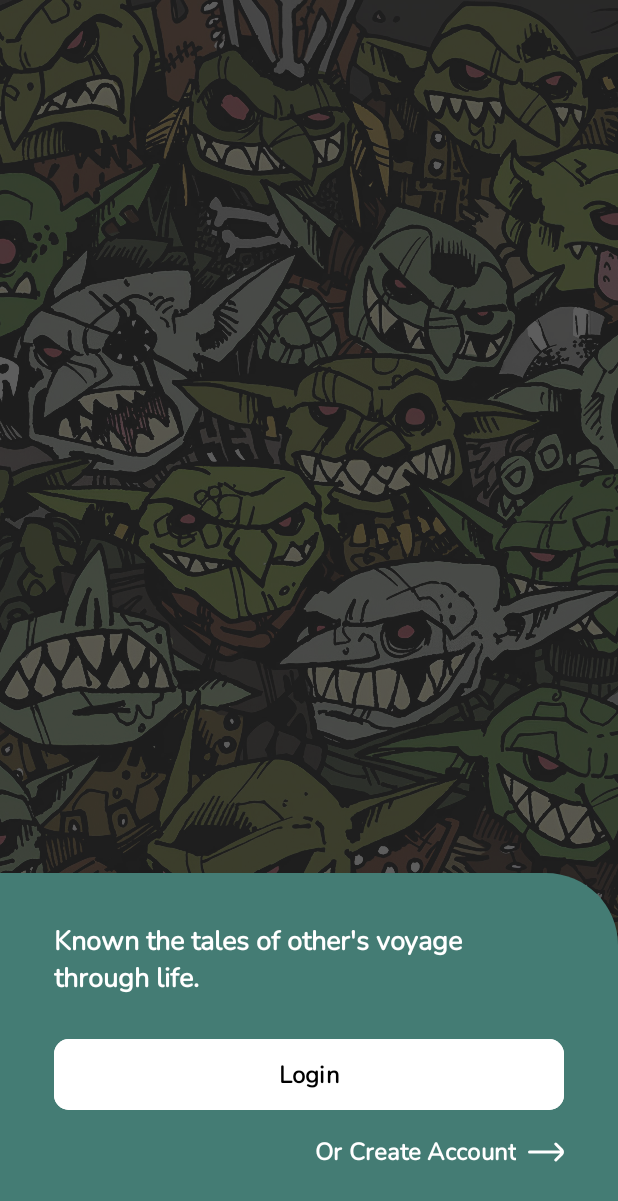
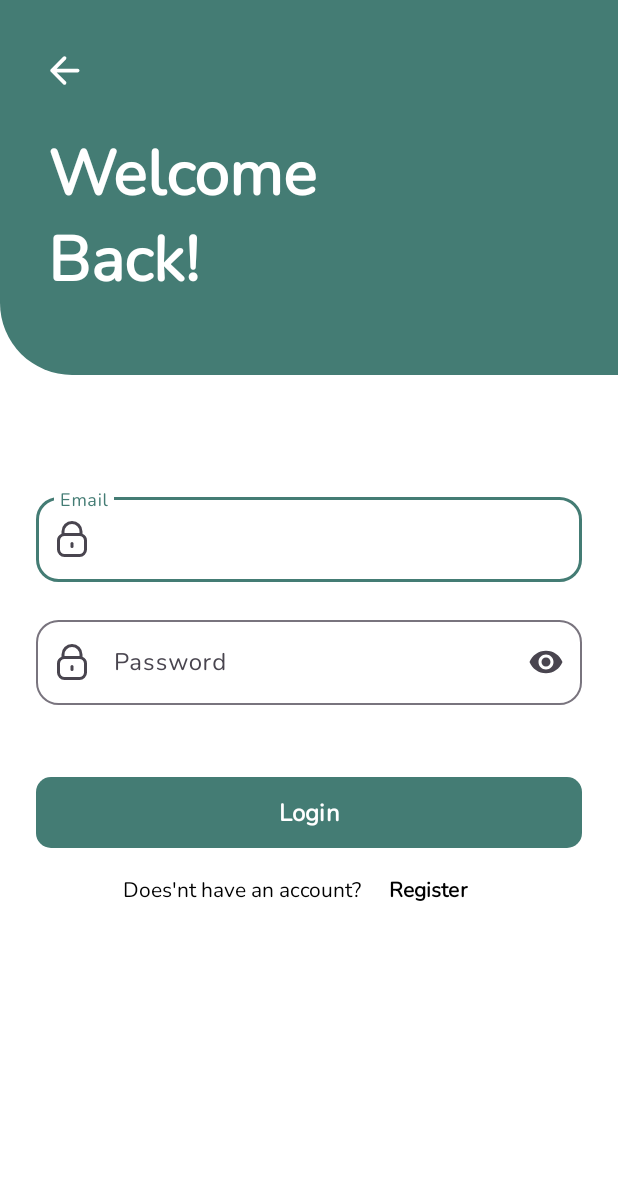
Before and after one commit to FaishalMukhammadSyarief/VoyageOfLife, an Android app: the screen it shows after launch (WelcomeActivity before the commit, LoginActivity after it), after a tap on "Login", on a phone screen of 412 x 824 dp. Shown: the top 1201 px of the screen. Run offline under Robolectric (Android 15) with nearby library versions, the phone set to English and light mode, and no system bars; our stand-ins replace Dagger/Hilt's generated code, data binding.

Commit message:
[CREATE] Login Screen UI

```diff
--- /dev/null
+++ b/app/src/main/java/com/zhalz/voyageoflife/ui/LoginActivity.kt
@@ -0,0 +1,27 @@
+package com.zhalz.voyageoflife.ui
+
+import android.os.Bundle
+import androidx.activity.enableEdgeToEdge
+import androidx.appcompat.app.AppCompatActivity
+import androidx.core.view.ViewCompat
+import androidx.core.view.WindowInsetsCompat
+import com.zhalz.voyageoflife.R
+
+class LoginActivity : AppCompatActivity() {
+    override fun onCreate(savedInstanceState: Bundle?) {
+        super.onCreate(savedInstanceState)
+        enableEdgeToEdge()
+        setContentView(R.layout.activity_login)
+
+        initUI()
+    }
+
+    private fun initUI() {
+        ViewCompat.setOnApplyWindowInsetsListener(findViewById(R.id.main)) { v, insets ->
+            val systemBars = insets.getInsets(WindowInsetsCompat.Type.systemBars())
+            v.setPadding(systemBars.left, systemBars.top, systemBars.right, systemBars.bottom)
+            insets
+        }
+        window.apply { statusBarColor = getColor(R.color.green) }
+    }
+}
--- a/app/src/main/java/com/zhalz/voyageoflife/ui/WelcomeActivity.kt
+++ b/app/src/main/java/com/zhalz/voyageoflife/ui/WelcomeActivity.kt
@@ -1,5 +1,6 @@
 package com.zhalz.voyageoflife.ui
 
+import android.content.Intent
 import android.os.Bundle
 import androidx.appcompat.app.AppCompatActivity
 import androidx.core.view.WindowCompat
@@ -14,11 +15,15 @@ class WelcomeActivity : AppCompatActivity() {
     override fun onCreate(savedInstanceState: Bundle?) {
         super.onCreate(savedInstanceState)
         setContentView(binding.root)
+
+        binding.activity = this
+
         WindowCompat.setDecorFitsSystemWindows(window, false)
     }
 
     fun toLogin() {
-
+        val toLogin = Intent(this, LoginActivity::class.java)
+        startActivity(toLogin)
     }
 
     fun toRegister() {
--- /dev/null
+++ b/app/src/main/res/drawable/bg_login_title.xml
@@ -0,0 +1,8 @@
+<?xml version="1.0" encoding="utf-8"?>
+<shape xmlns:android="http://schemas.android.com/apk/res/android">
+
+    <corners android:bottomLeftRadius="48dp"/>
+
+    <solid android:color="@color/green"/>
+
+</shape>
--- /dev/null
+++ b/app/src/main/res/drawable/ic_back.xml
@@ -0,0 +1,11 @@
+<vector xmlns:android="http://schemas.android.com/apk/res/android"
+    android:width="24dp"
+    android:height="24dp"
+    android:autoMirrored="true"
+    android:tint="#FFFFFF"
+    android:viewportWidth="24"
+    android:viewportHeight="24">
+    <path
+        android:fillColor="@android:color/white"
+        android:pathData="M19,11H7.83l4.88,-4.88c0.39,-0.39 0.39,-1.03 0,-1.42 -0.39,-0.39 -1.02,-0.39 -1.41,0l-6.59,6.59c-0.39,0.39 -0.39,1.02 0,1.41l6.59,6.59c0.39,0.39 1.02,0.39 1.41,0 0.39,-0.39 0.39,-1.02 0,-1.41L7.83,13H19c0.55,0 1,-0.45 1,-1s-0.45,-1 -1,-1z" />
+</vector>
--- /dev/null
+++ b/app/src/main/res/drawable/ic_lock.xml
@@ -0,0 +1,13 @@
+<vector xmlns:android="http://schemas.android.com/apk/res/android"
+    android:width="24dp"
+    android:height="24dp"
+    android:tint="?attr/colorControlNormal"
+    android:viewportWidth="24"
+    android:viewportHeight="24">
+    <path
+        android:fillColor="@android:color/white"
+        android:pathData="M19,8.424V7A7,7,0,0,0,5,7V8.424A5,5,0,0,0,2,13v6a5.006,5.006,0,0,0,5,5H17a5.006,5.006,0,0,0,5-5V13A5,5,0,0,0,19,8.424ZM7,7A5,5,0,0,1,17,7V8H7ZM20,19a3,3,0,0,1-3,3H7a3,3,0,0,1-3-3V13a3,3,0,0,1,3-3H17a3,3,0,0,1,3,3Z" />
+    <path
+        android:fillColor="@android:color/white"
+        android:pathData="M12,14a1,1,0,0,0-1,1v2a1,1,0,0,0,2,0V15A1,1,0,0,0,12,14Z" />
+</vector>
--- /dev/null
+++ b/app/src/main/res/layout/activity_login.xml
@@ -0,0 +1,129 @@
+<?xml version="1.0" encoding="utf-8"?>
+<layout xmlns:android="http://schemas.android.com/apk/res/android"
+    xmlns:app="http://schemas.android.com/apk/res-auto"
+    xmlns:tools="http://schemas.android.com/tools">
+
+    <data>
+
+        <variable
+            name="activity"
+            type="com.zhalz.voyageoflife.ui.LoginActivity" />
+
+    </data>
+
+    <androidx.constraintlayout.widget.ConstraintLayout
+        android:id="@+id/main"
+        android:layout_width="match_parent"
+        android:layout_height="match_parent"
+        android:background="@color/white">
+
+        <LinearLayout
+            android:id="@+id/container_title"
+            android:layout_width="match_parent"
+            android:layout_height="wrap_content"
+            android:background="@drawable/bg_login_title"
+            android:orientation="vertical"
+            android:paddingBottom="48dp"
+            app:layout_constraintTop_toTopOf="parent">
+
+            <ImageView
+                android:layout_width="30dp"
+                android:layout_height="30dp"
+                android:layout_marginStart="28dp"
+                android:layout_marginTop="32dp"
+                android:contentDescription="@string/cd_back"
+                android:src="@drawable/ic_back"
+                app:tint="@color/white" />
+
+            <TextView
+                android:layout_width="wrap_content"
+                android:layout_height="wrap_content"
+                android:layout_marginStart="32dp"
+                android:layout_marginTop="24dp"
+                android:gravity="start"
+                android:text="@string/welcome_back"
+                android:textColor="@color/white"
+                android:textSize="42sp"
+                android:textStyle="bold" />
+        </LinearLayout>
+
+        <LinearLayout
+            android:layout_width="match_parent"
+            android:layout_height="wrap_content"
+            android:layout_marginHorizontal="12dp"
+            android:layout_marginTop="64dp"
+            android:orientation="vertical"
+            android:padding="12dp"
+            app:layout_constraintEnd_toEndOf="parent"
+            app:layout_constraintStart_toStartOf="parent"
+            app:layout_constraintTop_toBottomOf="@+id/container_title">
+
+            <!-- Phone Number -->
+            <com.google.android.material.textfield.TextInputLayout
+                style="@style/CustomEditText"
+                android:layout_width="match_parent"
+                android:layout_height="wrap_content"
+                android:hint="@string/email"
+                app:startIconDrawable="@drawable/ic_lock">
+
+                <com.google.android.material.textfield.TextInputEditText
+                    android:id="@+id/et_email"
+                    android:layout_width="match_parent"
+                    android:layout_height="wrap_content"
+                    android:inputType="textEmailAddress"
+                    tools:ignore="TextContrastCheck,VisualLintTextFieldSize" />
+            </com.google.android.material.textfield.TextInputLayout>
+
+            <!-- Password -->
+            <com.google.android.material.textfield.TextInputLayout
+                style="@style/CustomEditText"
+                android:layout_width="match_parent"
+                android:layout_height="wrap_content"
+                android:hint="@string/password"
+                app:endIconMode="password_toggle"
+                app:startIconDrawable="@drawable/ic_lock">
+
+                <com.google.android.material.textfield.TextInputEditText
+                    android:id="@+id/et_password"
+                    android:layout_width="match_parent"
+                    android:layout_height="wrap_content"
+                    android:inputType="textPassword"
+                    tools:ignore="TextContrastCheck,VisualLintTextFieldSize" />
+            </com.google.android.material.textfield.TextInputLayout>
+
+            <com.google.android.material.button.MaterialButton
+                style="@style/CustomButton"
+                android:layout_width="match_parent"
+                android:layout_height="wrap_content"
+                android:layout_marginTop="24dp"
+                android:text="@string/login"
+                android:textColor="@color/white"
+                tools:ignore="VisualLintButtonSize" />
+
+            <LinearLayout
+                android:layout_width="match_parent"
+                android:layout_height="wrap_content"
+                android:gravity="center"
+                android:orientation="horizontal">
+
+                <TextView
+                    android:layout_width="wrap_content"
+                    android:layout_height="wrap_content"
+                    android:text="@string/doesnt_have_an_account"
+                    android:textColor="@color/black" />
+
+                <Button
+                    style="@style/Widget.Material3.Button.TextButton"
+                    android:layout_width="wrap_content"
+                    android:layout_height="wrap_content"
+                    android:text="@string/register"
+                    android:textColor="@color/black"
+                    android:textStyle="bold"
+                    tools:ignore="VisualLintButtonSize" />
+
+            </LinearLayout>
+
+        </LinearLayout>
+
+    </androidx.constraintlayout.widget.ConstraintLayout>
+</layout>
--- a/app/src/main/res/layout/activity_welcome.xml
+++ b/app/src/main/res/layout/activity_welcome.xml
@@ -57,6 +57,7 @@
                 android:layout_width="match_parent"
                 android:layout_height="wrap_content"
                 android:text="@string/login"
+                android:backgroundTint="@color/white"
                 android:onClick="@{() -> activity.toLogin()}"
                 tools:ignore="VisualLintButtonSize" />
 
--- a/app/src/main/res/values/strings.xml
+++ b/app/src/main/res/values/strings.xml
@@ -6,7 +6,13 @@
 
     <!--  UI  -->
     <string name="login">Login</string>
+    <string name="register">Register</string>
     <string name="or_create_account">Or Create Account</string>
     <string name="msg_welcome">Known the tales of other\'s voyage through life.</string>
+    <string name="cd_back">Back to previous page</string>
+    <string name="welcome_back">Welcome \nBack!</string>
+    <string name="email">Email</string>
+    <string name="password">Password</string>
+    <string name="doesnt_have_an_account">Does\'nt have an account?</string>
 
 </resources>
--- a/app/src/main/res/values/styles.xml
+++ b/app/src/main/res/values/styles.xml
@@ -21,7 +21,15 @@
         <item name="android:textColor">@color/black</item>
         <item name="cornerRadius">10dp</item>
         <item name="android:padding">12dp</item>
-        <item name="android:backgroundTint">@color/white</item>
+    </style>
+
+    <style name="CustomEditText">
+        <item name="endIconMode">clear_text</item>
+        <item name="errorEnabled">true</item>
+        <item name="boxCornerRadiusTopStart">15dp</item>
+        <item name="boxCornerRadiusBottomStart">15dp</item>
+        <item name="boxCornerRadiusTopEnd">15dp</item>
+        <item name="boxCornerRadiusBottomEnd">15dp</item>
     </style>
 
 </resources>
--- a/app/src/main/res/values/themes.xml
+++ b/app/src/main/res/values/themes.xml
@@ -1,6 +1,11 @@
 <resources>
     <!-- Base application theme. -->
     <style name="Base.Theme.VoyageOfLife" parent="Theme.Material3.DayNight.NoActionBar">
+
+        <!--  Primary Color  -->
+        <item name="colorPrimary">@color/green</item>
+        <item name="colorPrimaryVariant">@color/green</item>
+        <item name="colorOnPrimary">@color/white</item>
 
         <!--  My Theme  -->
         <item name="android:windowTranslucentStatus">false</item>
```
